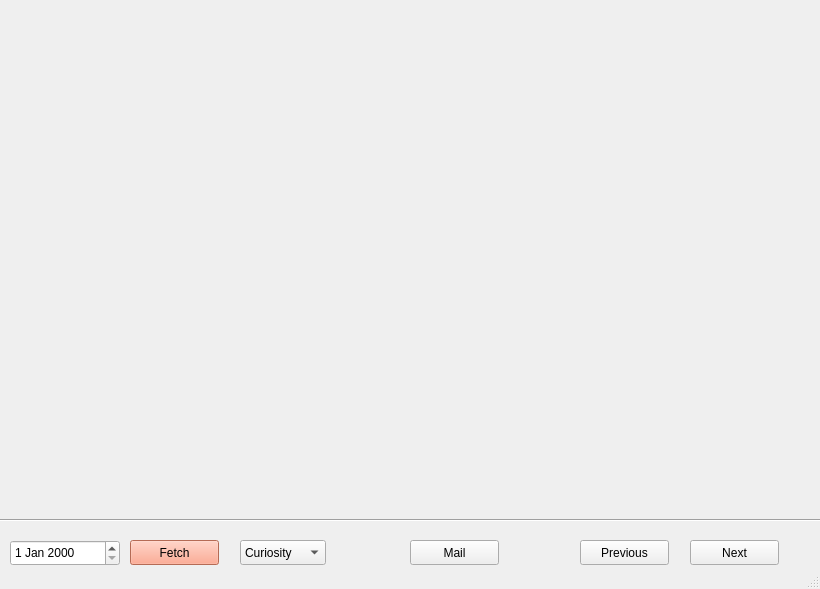
Old version of the form base.ui in the repository ivinjabraham/redeyes.
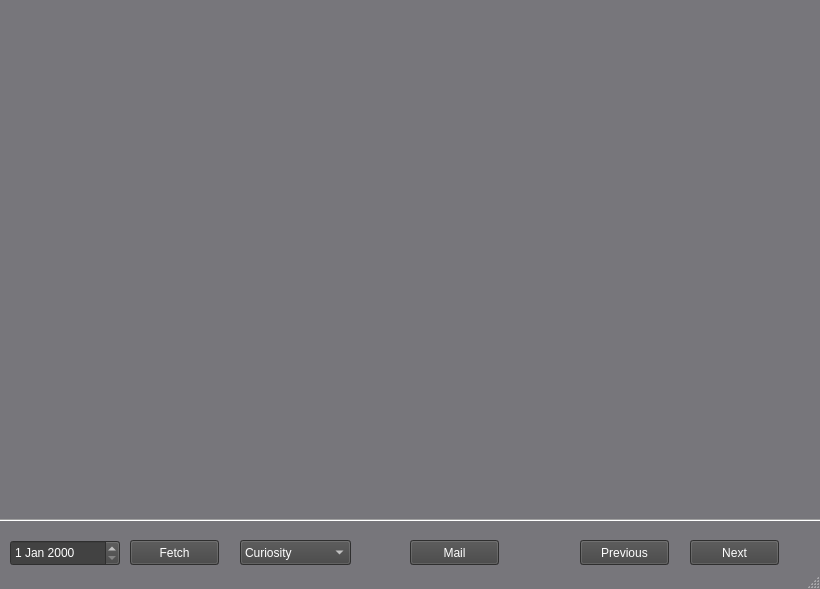
New version of the form.

Commit message: MOD: Modified UI files, formatted main.py

```diff
--- a/base.ui
+++ b/base.ui
@@ -14,7 +14,33 @@
    <string>MainWindow</string>
   </property>
   <property name="styleSheet">
-   <string notr="true"/>
+   <string notr="true">QPushButton{
+	background-color: #424242;
+	color: white;
+	font: 11pt &quot;JetBrains Mono&quot;;
+}
+
+QMainWindow{
+	background-color: rgb(119, 118, 123)
+}
+
+QDateEdit {
+	background-color: #424242;
+	color: white;
+	font: 11pt &quot;JetBrains Mono&quot;;
+}
+
+QComboBox {
+	background-color: #424242;
+	color: white;
+	font: 11pt &quot;JetBrains Mono&quot;;
+}
+
+QComboBox QAbstractItemView {
+	background-color: #424242;
+	color: white;
+	font: 11pt &quot;JetBrains Mono&quot;;
+}</string>
   </property>
   <widget class="QWidget" name="centralwidget">
    <widget class="QPushButton" name="pushButton">
@@ -71,9 +97,7 @@
      </rect>
     </property>
     <property name="styleSheet">
-     <string notr="true">#pushButton_4{
-	background-color: #FE9677;
-}</string>
+     <string notr="true"/>
     </property>
     <property name="text">
      <string>Fetch</string>
@@ -110,7 +134,7 @@
      <rect>
       <x>240</x>
       <y>540</y>
-      <width>86</width>
+      <width>111</width>
       <height>25</height>
      </rect>
     </property>
```
The commit also changes 4 other files.
